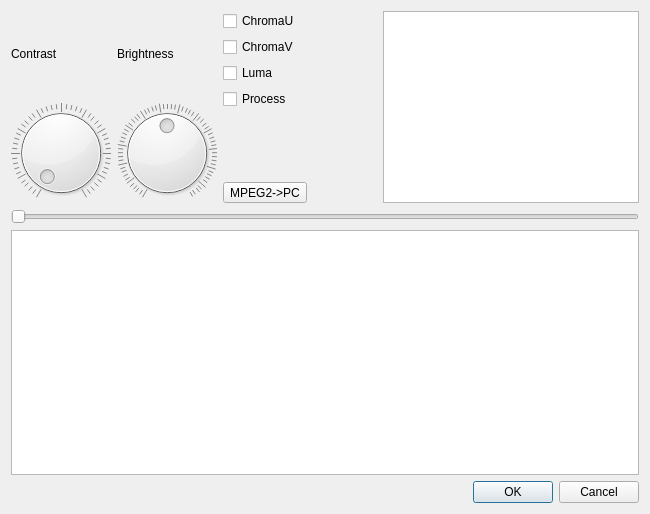
First picture: the form in avidemux_plugins/ADM_videoFilters6/contrast/qt4/contrast.ui, repository mean00/avidemux2, before the edit.
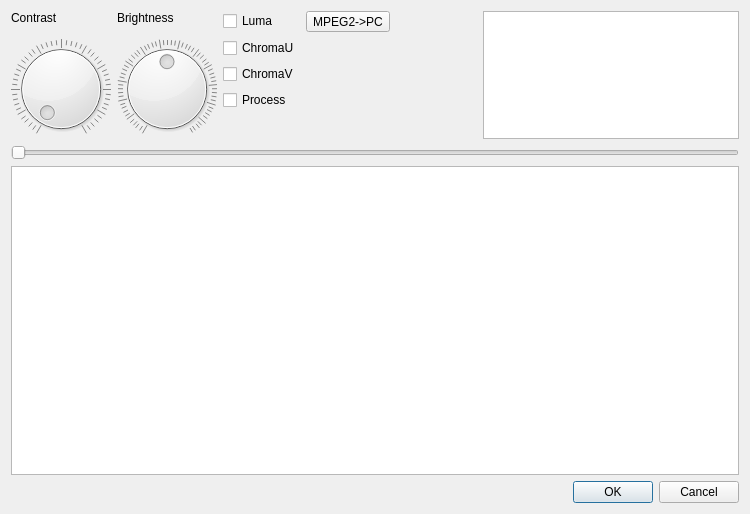
Second picture: the form after the edit. Custom widgets are drawn as their Qt base class.

Commit message: [contrast/qt] Fix tab order, paint limited range marks on the histogram red, clean up .ui a little bit

The edit to the form file:
```diff
--- a/avidemux_plugins/ADM_videoFilters6/contrast/qt4/contrast.ui
+++ b/avidemux_plugins/ADM_videoFilters6/contrast/qt4/contrast.ui
@@ -6,20 +6,18 @@
    <rect>
     <x>0</x>
     <y>0</y>
-    <width>650</width>
+    <width>750</width>
     <height>514</height>
    </rect>
   </property>
   <property name="windowTitle">
    <string>Contrast</string>
   </property>
-  <layout class="QGridLayout" name="gridLayout">
-   <item row="0" column="0">
-    <layout class="QVBoxLayout" name="verticalLayout_5" stretch="0,1">
+  <layout class="QVBoxLayout" name="verticalLayout_2">
      <item>
-      <layout class="QHBoxLayout" name="horizontalLayout_2">
+    <layout class="QHBoxLayout" name="horizontalLayout">
        <item>
-        <layout class="QVBoxLayout" name="verticalLayout">
+      <layout class="QVBoxLayout" name="verticalLayoutContrast">
          <item>
           <widget class="QLabel" name="labelContrast">
            <property name="text">
@@ -27,6 +25,19 @@
            </property>
           </widget>
          </item>
+       <item>
+        <spacer name="verticalSpacerContrast">
+         <property name="orientation">
+          <enum>Qt::Vertical</enum>
+         </property>
+         <property name="sizeHint" stdset="0">
+          <size>
+           <width>20</width>
+           <height>0</height>
+          </size>
+         </property>
+        </spacer>
+       </item>
          <item>
           <widget class="QDial" name="dialContrast">
            <property name="toolTip">
@@ -58,9 +69,7 @@
         </layout>
        </item>
        <item>
-        <layout class="QHBoxLayout" name="horizontalLayout">
-         <item>
-          <layout class="QVBoxLayout" name="verticalLayout_3">
+      <layout class="QVBoxLayout" name="verticalLayoutBrightness">
            <item>
             <widget class="QLabel" name="labelBrightness">
              <property name="text">
@@ -68,6 +77,19 @@
              </property>
             </widget>
            </item>
+       <item>
+        <spacer name="verticalSpacerBrightness">
+         <property name="orientation">
+          <enum>Qt::Vertical</enum>
+         </property>
+         <property name="sizeHint" stdset="0">
+          <size>
+           <width>20</width>
+           <height>0</height>
+          </size>
+         </property>
+        </spacer>
+       </item>
            <item>
             <widget class="QDial" name="dialBrightness">
              <property name="toolTip">
@@ -86,87 +108,70 @@
            </item>
           </layout>
          </item>
-        </layout>
-       </item>
        <item>
-        <layout class="QVBoxLayout" name="verticalLayout_2">
+      <layout class="QVBoxLayout" name="verticalLayout">
          <item>
-          <layout class="QVBoxLayout">
-           <property name="spacing">
-            <number>6</number>
-           </property>
-           <property name="leftMargin">
-            <number>0</number>
-           </property>
-           <property name="topMargin">
-            <number>0</number>
-           </property>
-           <property name="rightMargin">
-            <number>0</number>
-           </property>
-           <property name="bottomMargin">
-            <number>0</number>
-           </property>
-           <item>
-            <widget class="QCheckBox" name="checkBoxU">
-             <property name="text">
-              <string>ChromaU</string>
-             </property>
-            </widget>
-           </item>
-           <item>
+        <layout class="QGridLayout" name="gridLayout">
+         <item row="2" column="0">
             <widget class="QCheckBox" name="checkBoxV">
              <property name="text">
               <string>ChromaV</string>
              </property>
             </widget>
            </item>
-           <item>
+         <item row="1" column="0">
+          <widget class="QCheckBox" name="checkBoxU">
+           <property name="text">
+            <string>ChromaU</string>
+           </property>
+          </widget>
+         </item>
+         <item row="0" column="0">
             <widget class="QCheckBox" name="checkBoxY">
              <property name="text">
               <string>Luma</string>
              </property>
             </widget>
            </item>
-           <item>
-            <widget class="QCheckBox" name="checkBox_Enabled">
-             <property name="text">
-              <string>Process</string>
-             </property>
-            </widget>
-           </item>
-          </layout>
-         </item>
-         <item>
-          <spacer name="verticalSpacer">
-           <property name="orientation">
-            <enum>Qt::Vertical</enum>
-           </property>
-           <property name="sizeHint" stdset="0">
-            <size>
-             <width>20</width>
-             <height>0</height>
-            </size>
-           </property>
-          </spacer>
-         </item>
-         <item>
+         <item row="0" column="1">
           <widget class="QToolButton" name="toolButton__DVD2PC">
            <property name="text">
             <string>MPEG2-&gt;PC</string>
            </property>
           </widget>
          </item>
+         <item row="4" column="0">
+          <spacer name="verticalSpacerChroma">
+           <property name="orientation">
+            <enum>Qt::Vertical</enum>
+           </property>
+           <property name="sizeHint" stdset="0">
+            <size>
+             <width>20</width>
+             <height>0</height>
+            </size>
+           </property>
+          </spacer>
+         </item>
+         <item row="3" column="0">
+          <widget class="QCheckBox" name="checkBox_Enabled">
+           <property name="text">
+            <string>Process</string>
+           </property>
+          </widget>
+         </item>
+        </layout>
+       </item>
         </layout>
        </item>
        <item>
-        <spacer>
+      <spacer name="horizontalSpacer">
          <property name="orientation">
           <enum>Qt::Horizontal</enum>
          </property>
          <property name="sizeHint" stdset="0">
           <size>
-           <width>40</width>
+         <width>20</width>
            <height>20</height>
           </size>
          </property>
@@ -180,12 +185,6 @@
            <verstretch>0</verstretch>
           </sizepolicy>
          </property>
-         <property name="sizeHint" stdset="0">
-          <size>
-           <width>256</width>
-           <height>128</height>
-          </size>
-         </property>
          <property name="minimumSize">
           <size>
            <width>256</width>
@@ -195,7 +194,16 @@
          <property name="maximumSize">
           <size>
            <width>256</width>
-           <height>256</height>
+         <height>128</height>
+        </size>
+       </property>
+       <property name="focusPolicy">
+        <enum>Qt::NoFocus</enum>
+       </property>
+       <property name="sizeHint" stdset="0">
+        <size>
+         <width>256</width>
+         <height>192</height>
           </size>
          </property>
          <property name="verticalScrollBarPolicy">
@@ -209,25 +217,29 @@
       </layout>
      </item>
      <item>
-      <layout class="QVBoxLayout" name="verticalLayout_4">
-       <item>
-        <widget class="ADM_QSlider" name="horizontalSlider">
-         <property name="orientation">
-          <enum>Qt::Horizontal</enum>
-         </property>
-        </widget>
-       </item>
-       <item>
         <layout class="QHBoxLayout" name="toolboxLayout"/>
        </item>
        <item>
-        <widget class="QGraphicsView" name="graphicsView"/>
-       </item>
-      </layout>
-     </item>
-    </layout>
-   </item>
-   <item row="1" column="0">
+    <widget class="ADM_QSlider" name="horizontalSlider">
+     <property name="orientation">
+      <enum>Qt::Horizontal</enum>
+     </property>
+    </widget>
+   </item>
+   <item>
+    <widget class="QGraphicsView" name="graphicsView">
+     <property name="sizePolicy">
+      <sizepolicy hsizetype="Expanding" vsizetype="Expanding">
+       <horstretch>0</horstretch>
+       <verstretch>1</verstretch>
+      </sizepolicy>
+     </property>
+     <property name="focusPolicy">
+      <enum>Qt::NoFocus</enum>
+     </property>
+    </widget>
+   </item>
+   <item>
     <widget class="QDialogButtonBox" name="buttonBox">
      <property name="orientation">
       <enum>Qt::Horizontal</enum>
```
Lines whose indentation alone changed are shown as unchanged. The commit also changes 3 other files.
